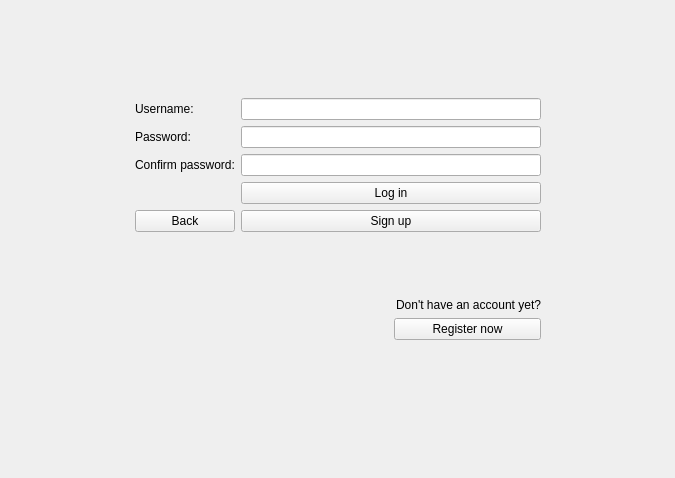
Andrew-Gh21/OnLib, file OnLib/OnLib/LoginWindow.ui: the form before one commit.
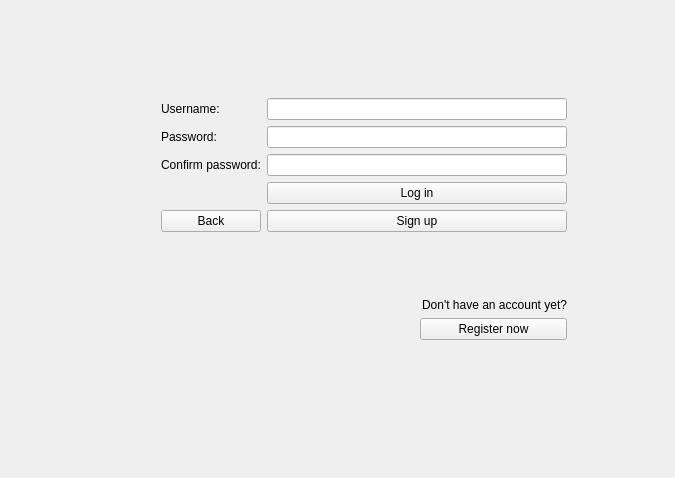
The form after the commit.

Commit message:
Added BorrowBook class, working pass validation, login image
BorrowBook class created, login window has image now, password has to be min 8 char length and one big letter + number

Patch:
```diff
--- a/OnLib/OnLib/LoginWindow.ui
+++ b/OnLib/OnLib/LoginWindow.ui
@@ -15,20 +15,14 @@
   </property>
   <widget class="QWidget" name="centralWidget">
    <layout class="QGridLayout" name="gridLayout_2">
-    <item row="1" column="2">
-     <spacer name="horizontalSpacer_2">
-      <property name="orientation">
-       <enum>Qt::Horizontal</enum>
+    <item row="1" column="1">
+     <widget class="QLabel" name="labelImage">
+      <property name="text">
+       <string/>
       </property>
-      <property name="sizeHint" stdset="0">
-       <size>
-        <width>40</width>
-        <height>20</height>
-       </size>
-      </property>
-     </spacer>
+     </widget>
     </item>
-    <item row="2" column="1">
+    <item row="2" column="3">
      <spacer name="verticalSpacer_4">
       <property name="orientation">
        <enum>Qt::Vertical</enum>
@@ -41,7 +35,7 @@
       </property>
      </spacer>
     </item>
-    <item row="0" column="1">
+    <item row="0" column="3">
      <spacer name="verticalSpacer_3">
       <property name="orientation">
        <enum>Qt::Vertical</enum>
@@ -54,11 +48,14 @@
       </property>
      </spacer>
     </item>
-    <item row="1" column="0">
+    <item row="1" column="2">
      <spacer name="horizontalSpacer">
       <property name="orientation">
        <enum>Qt::Horizontal</enum>
       </property>
+      <property name="sizeType">
+       <enum>QSizePolicy::Preferred</enum>
+      </property>
       <property name="sizeHint" stdset="0">
        <size>
         <width>40</width>
@@ -67,7 +64,7 @@
       </property>
      </spacer>
     </item>
-    <item row="1" column="1">
+    <item row="1" column="3">
      <layout class="QGridLayout" name="gridLayout">
       <item row="2" column="0">
        <widget class="QLabel" name="confirmPasswordLabel">
@@ -202,6 +199,35 @@
       </item>
      </layout>
     </item>
+    <item row="1" column="4">
+     <spacer name="horizontalSpacer_2">
+      <property name="orientation">
+       <enum>Qt::Horizontal</enum>
+      </property>
+      <property name="sizeHint" stdset="0">
+       <size>
+        <width>40</width>
+        <height>20</height>
+       </size>
+      </property>
+     </spacer>
+    </item>
+    <item row="1" column="0">
+     <spacer name="horizontalSpacer_4">
+      <property name="orientation">
+       <enum>Qt::Horizontal</enum>
+      </property>
+      <property name="sizeType">
+       <enum>QSizePolicy::Expanding</enum>
+      </property>
+      <property name="sizeHint" stdset="0">
+       <size>
+        <width>10</width>
+        <height>20</height>
+       </size>
+      </property>
+     </spacer>
+    </item>
    </layout>
   </widget>
  </widget>
```
Left out of the diff: 120 changed lines with no effect on the pictures. The commit also changes 5 other files.
